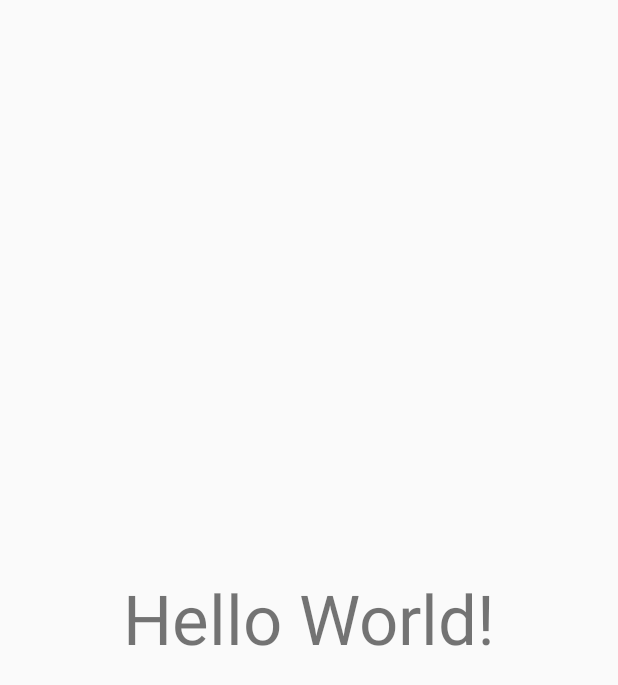
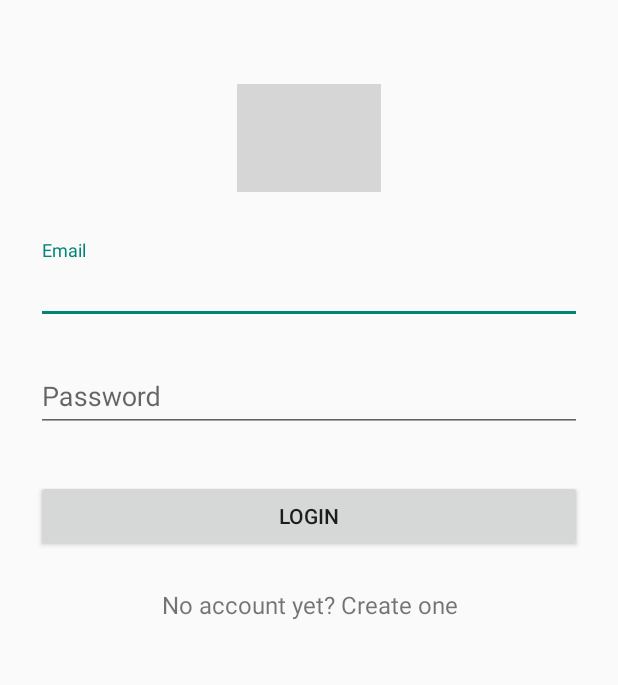
Before and after one commit to ahmedHusseinF/cib-reserve-android, an Android app: the screen it shows after launch (MainActivity before the commit, LoginActivity after it), on a phone screen of 412 x 824 dp. Shown: the top 685 px of the screen. Run offline under Robolectric (Android 15) with nearby library versions, the phone set to English and light mode, and no system bars; our stand-ins replace ButterKnife; grey boxes are pictures that could not be loaded.

Commit message:
login and sign up basics done

```diff
--- a/app/build.gradle
+++ b/app/build.gradle
@@ -25,6 +25,7 @@ dependencies {
     implementation 'com.android.support:appcompat-v7:26.1.0'
     implementation 'com.android.support.constraint:constraint-layout:1.0.2'
     implementation 'com.android.support:design:26.1.0'
+    implementation 'com.jakewharton:butterknife:8.8.1'
     testImplementation 'junit:junit:4.12'
     androidTestImplementation 'com.android.support.test:runner:1.0.1'
     androidTestImplementation 'com.android.support.test.espresso:espresso-core:3.0.1'
--- a/app/src/main/AndroidManifest.xml
+++ b/app/src/main/AndroidManifest.xml
@@ -13,11 +13,15 @@
             android:name=".MainActivity"
             android:label="@string/app_name"
             android:theme="@style/AppTheme.NoActionBar">
+        </activity>
+        <activity android:name=".LoginActivity">
             <intent-filter>
                 <action android:name="android.intent.action.MAIN" />
-
                 <category android:name="android.intent.category.LAUNCHER" />
             </intent-filter>
+        </activity>
+        <activity
+            android:name=".SignupActivity">
         </activity>
     </application>
 
--- /dev/null
+++ b/app/src/main/java/com/cibeg/cibreserve/LoginActivity.java
@@ -0,0 +1,149 @@
+package com.cibeg.cibreserve;
+
+import android.app.ProgressDialog;
+import android.os.Bundle;
+import android.support.v7.app.AppCompatActivity;
+import android.util.Log;
+
+import android.content.Intent;
+import android.view.View;
+import android.widget.Button;
+import android.widget.EditText;
+import android.widget.TextView;
+import android.widget.Toast;
+
+import butterknife.*;
+
+public class LoginActivity extends AppCompatActivity {
+    private static final String TAG = "LoginActivity";
+    private static final int REQUEST_SIGNUP = 0;
+
+
+    @BindView(R.id.input_email) EditText _emailText;
+    @BindView(R.id.input_password) EditText _passwordText;
+    @BindView(R.id.btn_login) Button _loginButton;
+    @BindView(R.id.link_signup) TextView _signupLink;
+
+    @Override
+    public void onCreate(Bundle savedInstanceState) {
+        super.onCreate(savedInstanceState);
+        setContentView(R.layout.activity_login);
+        ButterKnife.bind(this);
+
+        try {
+            getSupportActionBar().hide();
+        }catch (Exception e){
+            Log.d("actionbar", e.getMessage());
+        }
+
+        _loginButton = findViewById(R.id.btn_login);
+        _passwordText = findViewById(R.id.input_password);
+        _emailText = findViewById(R.id.input_email);
+        _signupLink = findViewById(R.id.link_signup);
+
+        _loginButton.setOnClickListener(new View.OnClickListener() {
+
+            @Override
+            public void onClick(View v) {
+                login();
+            }
+        });
+
+        _signupLink.setOnClickListener(new View.OnClickListener() {
+
+            @Override
+            public void onClick(View v) {
+                // Start the Signup activity
+                Intent intent = new Intent(getApplicationContext(), SignupActivity.class);
+                startActivityForResult(intent, REQUEST_SIGNUP);
+                finish();
+                overridePendingTransition(R.anim.push_left_in, R.anim.push_left_out);
+            }
+        });
+    }
+
+    public void login() {
+        Log.d(TAG, "Login");
+
+        if (!validate()) {
+            onLoginFailed();
+            return;
+        }
+
+        _loginButton.setEnabled(false);
+
+        final ProgressDialog progressDialog = new ProgressDialog(LoginActivity.this,
+                R.style.AppTheme_Light_Dialog);
+        progressDialog.setIndeterminate(true);
+        progressDialog.setMessage("Authenticating...");
+        progressDialog.show();
+
+        String email = _emailText.getText().toString();
+        String password = _passwordText.getText().toString();
+
+        // TODO: Implement your own authentication logic here.
+
+        new android.os.Handler().postDelayed(
+                new Runnable() {
+                    public void run() {
+                        // On complete call either onLoginSuccess or onLoginFailed
+                        onLoginSuccess();
+                        // onLoginFailed();
+                        progressDialog.dismiss();
+                    }
+                }, 3000);
+    }
+
+
+    @Override
+    protected void onActivityResult(int requestCode, int resultCode, Intent data) {
+        if (requestCode == REQUEST_SIGNUP) {
+            if (resultCode == RESULT_OK) {
+
+                // TODO: Implement successful signup logic here
+                // By default we just finish the Activity and log them in automatically
+                this.finish();
+            }
+        }
+    }
+
+    @Override
+    public void onBackPressed() {
+        // Disable going back to the MainActivity
+        moveTaskToBack(true);
+    }
+
+    public void onLoginSuccess() {
+        _loginButton.setEnabled(true);
+        finish();
+    }
+
+    public void onLoginFailed() {
+        Toast.makeText(getBaseContext(), "Login failed", Toast.LENGTH_LONG).show();
+
+        _loginButton.setEnabled(true);
+    }
+
+    public boolean validate() {
+        boolean valid = true;
+
+        String email = _emailText.getText().toString();
+        String password = _passwordText.getText().toString();
+
+        if (email.isEmpty() || !android.util.Patterns.EMAIL_ADDRESS.matcher(email).matches()) {
+            _emailText.setError("enter a valid email address");
+            valid = false;
+        } else {
+            _emailText.setError(null);
+        }
+
+        if (password.isEmpty() || password.length() < 4 || password.length() > 10) {
+            _passwordText.setError("between 4 and 10 alphanumeric characters");
+            valid = false;
+        } else {
+            _passwordText.setError(null);
+        }
+
+        return valid;
+    }
+}
--- /dev/null
+++ b/app/src/main/res/layout/activity_login.xml
@@ -0,0 +1,65 @@
+<?xml version="1.0" encoding="utf-8"?>
+<ScrollView xmlns:android="http://schemas.android.com/apk/res/android"
+    android:layout_width="fill_parent"
+    android:layout_height="fill_parent"
+    android:fitsSystemWindows="true">
+
+    <LinearLayout
+        android:orientation="vertical"
+        android:layout_width="match_parent"
+        android:layout_height="wrap_content"
+        android:paddingTop="56dp"
+        android:paddingLeft="24dp"
+        android:paddingRight="24dp">
+
+        <ImageView android:src="@drawable/logo"
+            android:layout_width="wrap_content"
+            android:layout_height="72dp"
+            android:layout_marginBottom="24dp"
+            android:layout_gravity="center_horizontal" />
+
+        <!--  Email Label -->
+        <android.support.design.widget.TextInputLayout
+            android:layout_width="match_parent"
+            android:layout_height="wrap_content"
+            android:layout_marginTop="8dp"
+            android:layout_marginBottom="8dp">
+            <EditText android:id="@+id/input_email"
+                android:layout_width="match_parent"
+                android:layout_height="wrap_content"
+                android:inputType="textEmailAddress"
+                android:hint="Email" />
+        </android.support.design.widget.TextInputLayout>
+
+        <!--  Password Label -->
+        <android.support.design.widget.TextInputLayout
+            android:layout_width="match_parent"
+            android:layout_height="wrap_content"
+            android:layout_marginTop="8dp"
+            android:layout_marginBottom="8dp">
+            <EditText android:id="@+id/input_password"
+                android:layout_width="match_parent"
+                android:layout_height="wrap_content"
+                android:inputType="textPassword"
+                android:hint="Password"/>
+        </android.support.design.widget.TextInputLayout>
+
+        <android.support.v7.widget.AppCompatButton
+            android:id="@+id/btn_login"
+            android:layout_width="fill_parent"
+            android:layout_height="wrap_content"
+            android:layout_marginTop="24dp"
+            android:layout_marginBottom="24dp"
+            android:padding="12dp"
+            android:text="Login"/>
+
+        <TextView android:id="@+id/link_signup"
+            android:layout_width="fill_parent"
+            android:layout_height="wrap_content"
+            android:layout_marginBottom="24dp"
+            android:text="No account yet? Create one"
+            android:gravity="center"
+            android:textSize="16dip"/>
+
+    </LinearLayout>
+</ScrollView>
--- a/app/src/main/res/layout/activity_main.xml
+++ b/app/src/main/res/layout/activity_main.xml
@@ -1,23 +1,32 @@
 <?xml version="1.0" encoding="utf-8"?>
-<android.support.constraint.ConstraintLayout
+<LinearLayout
     xmlns:android="http://schemas.android.com/apk/res/android"
     xmlns:app="http://schemas.android.com/apk/res-auto"
     xmlns:tools="http://schemas.android.com/tools"
     android:layout_width="match_parent"
     android:layout_height="match_parent"
+    android:orientation="vertical"
     tools:context="com.cibeg.cibreserve.MainActivity">
 
     <TextView
+        android:id="@+id/header"
         android:layout_width="wrap_content"
         android:layout_height="wrap_content"
-        android:text="Hello World!"
-        android:textSize="46sp"
-        app:layout_constraintBottom_toBottomOf="parent"
-        app:layout_constraintLeft_toLeftOf="parent"
-        app:layout_constraintRight_toRightOf="parent"
-        app:layout_constraintTop_toTopOf="parent" />
+        android:text="Choose the appropriate location"
+        android:textColor="@color/accent"
+        android:textSize="20sp"
+         />
+
+    <Spinner
+        android:id="@+id/spinner"
+        android:layout_width="match_parent"
+        android:layout_height="52dp" />
+
+    <android.support.design.widget.FloatingActionButton
+        android:id="@+id/fab_next"
+        android:layout_width="56dp"
+        android:layout_height="56dp"
+        android:layout_margin="40dp" />
 
 
-
-
-</android.support.constraint.ConstraintLayout>
+</LinearLayout>
--- a/app/src/main/res/values/colors.xml
+++ b/app/src/main/res/values/colors.xml
@@ -1,6 +1,17 @@
 <?xml version="1.0" encoding="utf-8"?>
 <resources>
-    <color name="colorPrimary">#3F51B5</color>
-    <color name="colorPrimaryDark">#303F9F</color>
-    <color name="colorAccent">#FF4081</color>
+  <color name="primary">#005AAB</color>
+  <color name="primary_dark">#0d47a1</color>
+  <color name="primary_darker">#1a237e</color>
+  <color name="accent">#F58220</color>
+
+  <color name="black">#000000</color>
+  <color name="jet">#222222</color>
+  <color name="oil">#333333</color>
+  <color name="monsoon">#777777</color>
+  <color name="jumbo">#888888</color>
+  <color name="aluminum">#999999</color>
+  <color name="base">#AAAAAA</color>
+  <color name="iron">#CCCCCC</color>
+  <color name="white">#FFFFFF</color>
 </resources>
--- a/app/src/main/res/values/dimens.xml
+++ b/app/src/main/res/values/dimens.xml
@@ -1,3 +1,5 @@
 <resources>
-    <dimen name="fab_margin">16dp</dimen>
+    <!-- Default screen margins, per the Android Design guidelines. -->
+    <dimen name="activity_horizontal_margin">16dp</dimen>
+    <dimen name="activity_vertical_margin">16dp</dimen>
 </resources>
--- a/app/src/main/res/values/strings.xml
+++ b/app/src/main/res/values/strings.xml
@@ -1,4 +1,6 @@
 <resources>
-    <string name="app_name">CIB Reserve</string>
+    <string name="app_name">Material Login Example</string>
+
+    <string name="hello_world">Hello world!</string>
     <string name="action_settings">Settings</string>
 </resources>
--- a/app/src/main/res/values/styles.xml
+++ b/app/src/main/res/values/styles.xml
@@ -3,9 +3,28 @@
     <!-- Base application theme. -->
     <style name="AppTheme" parent="Theme.AppCompat.Light.DarkActionBar">
         <!-- Customize your theme here. -->
-        <item name="colorPrimary">@color/colorPrimary</item>
-        <item name="colorPrimaryDark">@color/colorPrimaryDark</item>
-        <item name="colorAccent">@color/colorAccent</item>
+    </style>
+
+    <style name="AppTheme.Light" parent="Theme.AppCompat.NoActionBar">
+        <item name="colorPrimary">@color/primary</item>
+        <item name="colorPrimaryDark">@color/primary_dark</item>
+        <item name="colorAccent">@color/accent</item>
+
+        <item name="android:windowBackground">@color/primary</item>
+
+        <item name="colorControlNormal">@color/iron</item>
+        <item name="colorControlActivated">@color/white</item>
+        <item name="colorControlHighlight">@color/white</item>
+        <item name="android:textColorHint">@color/iron</item>
+
+        <item name="colorButtonNormal">@color/primary_darker</item>
+        <item name="android:colorButtonNormal">@color/primary_darker</item>
+    </style>
+
+    <style name="AppTheme.Light.Dialog" parent="Theme.AppCompat.Dialog">
+        <item name="colorAccent">@color/white</item>
+        <item name="android:textColorPrimary">@color/iron</item>
+        <item name="android:background">@color/primary</item>
     </style>
 
     <style name="AppTheme.NoActionBar">
@@ -17,4 +36,5 @@
 
     <style name="AppTheme.PopupOverlay" parent="ThemeOverlay.AppCompat.Light" />
 
+
 </resources>
--- a/build.gradle
+++ b/build.gradle
@@ -9,7 +9,7 @@ buildscript {
     dependencies {
         classpath 'com.android.tools.build:gradle:3.0.1'
         classpath 'com.google.gms:google-services:3.2.0'
-
+        classpath 'com.jakewharton:butterknife-gradle-plugin:8.8.1'
         // NOTE: Do not place your application dependencies here; they belong
         // in the individual module build.gradle files
     }
```
Also changed, not shown: app/src/main/java/com/cibeg/cibreserve/MainActivity.java (+12 -0 lines), app/src/main/java/com/cibeg/cibreserve/SignupActivity.java (added, +175 -0 lines), app/src/main/res/layout/activity_signup.xml (added, +122 -0 lines).
